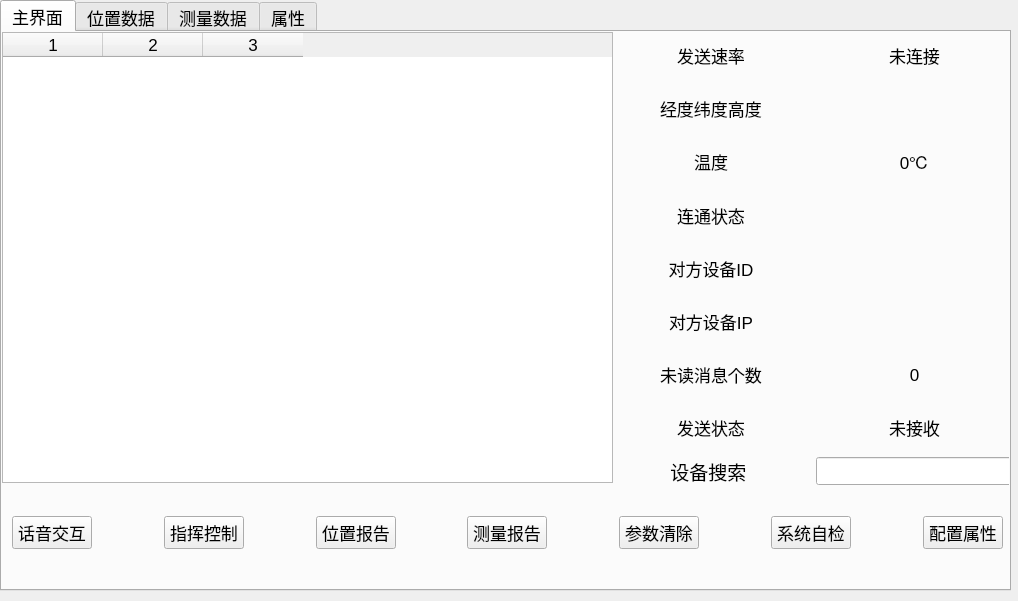
First picture: the form in UI/mainWindow.ui, repository 413180794/EPLRS_station, before the edit.
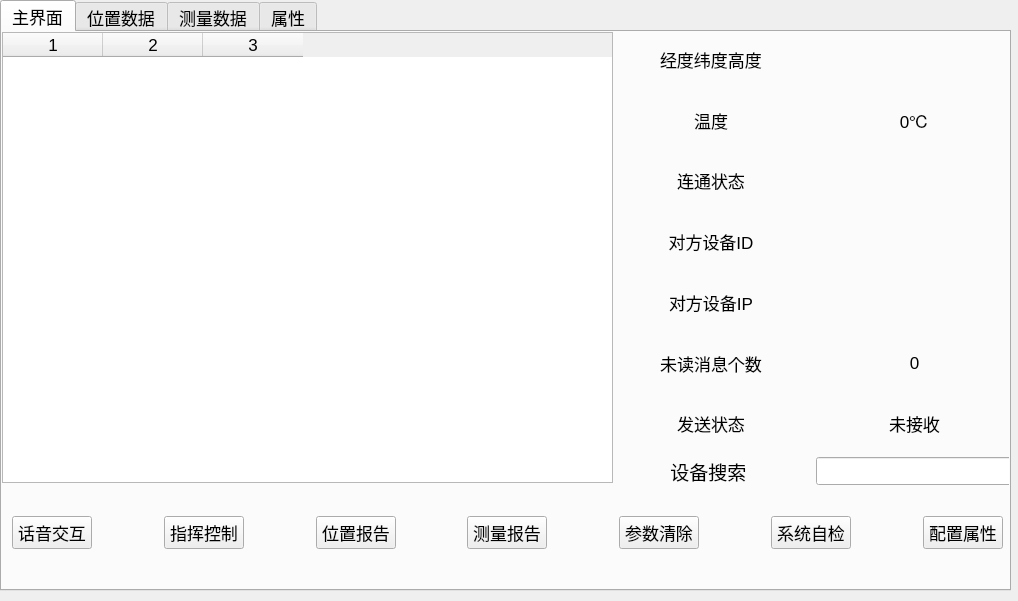
Second picture: the form after the edit. The open tabs and pages were chosen to show the change.

Commit message: 删除统计网速（不准），增加限速按钮

```diff
--- a/UI/mainWindow.ui
+++ b/UI/mainWindow.ui
@@ -48,30 +48,6 @@
        </rect>
       </property>
       <layout class="QVBoxLayout" name="verticalLayout_4">
-       <item>
-        <layout class="QHBoxLayout" name="horizontalLayout_11">
-         <item>
-          <widget class="QLabel" name="__send_rate_main_label">
-           <property name="text">
-            <string>发送速率</string>
-           </property>
-           <property name="alignment">
-            <set>Qt::AlignCenter</set>
-           </property>
-          </widget>
-         </item>
-         <item>
-          <widget class="QLabel" name="send_rate_show">
-           <property name="text">
-            <string>未连接</string>
-           </property>
-           <property name="alignment">
-            <set>Qt::AlignCenter</set>
-           </property>
-          </widget>
-         </item>
-        </layout>
-       </item>
        <item>
         <layout class="QHBoxLayout" name="horizontalLayout_12">
          <item alignment="Qt::AlignHCenter">
```
Left out of the diff: 2 changed lines with no effect on the pictures. The commit also changes 4 other files.
